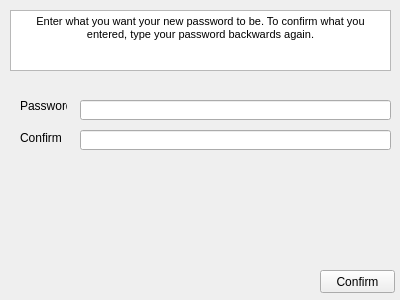
This is qt/createpassword.ui in python-discord/code-jam-4 as Qt 5 draws it before an edit. The edited form follows.
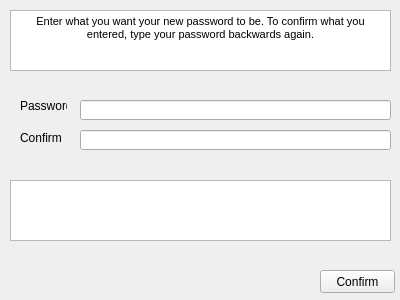
This is the edited form.

What changed in the file:
```diff
--- a/qt/createpassword.ui
+++ b/qt/createpassword.ui
@@ -95,6 +95,23 @@
     <string>Confirm</string>
    </property>
   </widget>
+  <widget class="QTextBrowser" name="error_message">
+   <property name="geometry">
+    <rect>
+     <x>10</x>
+     <y>180</y>
+     <width>381</width>
+     <height>61</height>
+    </rect>
+   </property>
+   <property name="html">
+    <string>&lt;!DOCTYPE HTML PUBLIC &quot;-//W3C//DTD HTML 4.0//EN&quot; &quot;http://www.w3.org/TR/REC-html40/strict.dtd&quot;&gt;
+&lt;html&gt;&lt;head&gt;&lt;meta name=&quot;qrichtext&quot; content=&quot;1&quot; /&gt;&lt;style type=&quot;text/css&quot;&gt;
+p, li { white-space: pre-wrap; }
+&lt;/style&gt;&lt;/head&gt;&lt;body style=&quot; font-family:'MS Shell Dlg 2'; font-size:8.25pt; font-weight:400; font-style:normal;&quot;&gt;
+&lt;p align=&quot;center&quot; style=&quot;-qt-paragraph-type:empty; margin-top:0px; margin-bottom:0px; margin-left:0px; margin-right:0px; -qt-block-indent:0; text-indent:0px;&quot;&gt;&lt;br /&gt;&lt;/p&gt;&lt;/body&gt;&lt;/html&gt;</string>
+   </property>
+  </widget>
  </widget>
  <resources/>
  <connections/>
```
